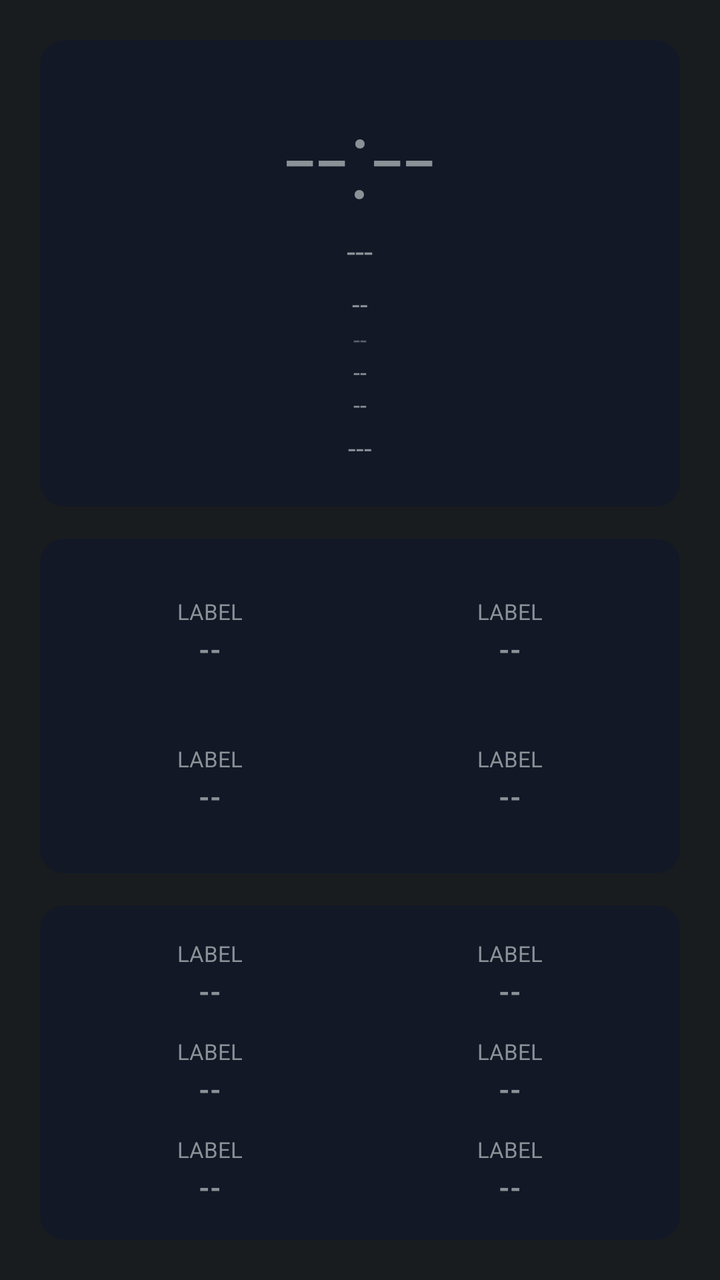
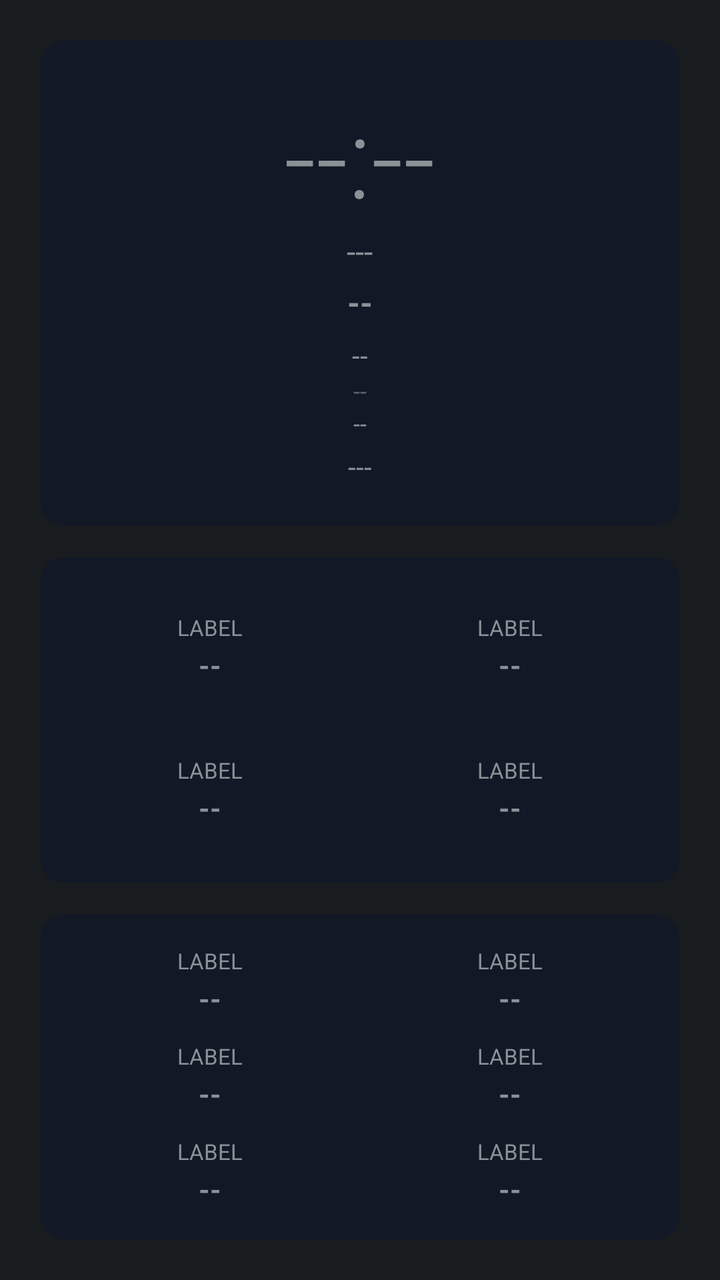

An Android layout rendered at two revisions. The XML below is the earlier revision; the diff shows what the commit changed to produce the second picture.
<!-- AndroidManifest.xml: application theme android:Theme.DeviceDefault.NoActionBar -->
<!-- res/layout/aod_layout_cascade.xml -->
<?xml version="1.0" encoding="utf-8"?>
<LinearLayout xmlns:android="http://schemas.android.com/apk/res/android"
    android:id="@+id/bg_root"
    android:layout_width="match_parent"
    android:layout_height="match_parent"
    android:orientation="vertical"
    android:padding="20dp">

    <LinearLayout
        android:id="@+id/panel_1"
        android:layout_width="match_parent"
        android:layout_height="wrap_content"
        android:background="@drawable/aod_panel_bg"
        android:orientation="vertical"
        android:gravity="center"
        android:padding="20dp">

        <TextView
            android:id="@+id/clock"
            android:layout_width="wrap_content"
            android:layout_height="wrap_content"
            android:textSize="56sp"
            android:fontFamily="sans-serif-light"
            android:text="--:--" />

        <TextView
            android:id="@+id/date"
            android:layout_width="wrap_content"
            android:layout_height="wrap_content"
            android:textSize="16sp"
            android:text="---" />

        <TextView
            android:id="@+id/health_badge"
            android:layout_width="wrap_content"
            android:layout_height="wrap_content"
            android:textSize="14sp"
            android:textAllCaps="true"
            android:layout_marginTop="6dp"
            android:text="--" />

        <TextView
            android:id="@+id/perf_badge"
            android:layout_width="wrap_content"
            android:layout_height="wrap_content"
            android:textSize="12sp"
            android:alpha="0.6"
            android:text="--" />

        <TextView
            android:id="@+id/net_type_badge"
            android:layout_width="wrap_content"
            android:layout_height="wrap_content"
            android:textSize="12sp"
            android:text="--" />

        <TextView
            android:id="@+id/akd_badge"
            android:layout_width="wrap_content"
            android:layout_height="wrap_content"
            android:textSize="12sp"
            android:text="--" />

        <TextView
            android:id="@+id/panchang"
            android:layout_width="wrap_content"
            android:layout_height="wrap_content"
            android:textSize="14sp"
            android:layout_marginTop="4dp"
            android:text="---" />

        <TextView
            android:id="@+id/muhurat_badge"
            android:layout_width="wrap_content"
            android:layout_height="wrap_content"
            android:textSize="14sp"
            android:textStyle="bold"
            android:visibility="gone"
            android:text="--" />
    </LinearLayout>

    
    <LinearLayout
        android:id="@+id/panel_2"
        android:layout_width="match_parent"
        android:layout_height="0dp"
        android:layout_weight="1"
        android:layout_marginTop="16dp"
        android:background="@drawable/aod_panel_bg"
        android:orientation="vertical"
        android:padding="10dp">

        <LinearLayout android:layout_width="match_parent" android:layout_height="0dp" android:layout_weight="1" android:orientation="horizontal">
            <include layout="@layout/aod_row_ticker" android:id="@+id/row0" android:layout_width="0dp" android:layout_height="match_parent" android:layout_weight="1" />
            <include layout="@layout/aod_row_ticker" android:id="@+id/row1" android:layout_width="0dp" android:layout_height="match_parent" android:layout_weight="1" />
        </LinearLayout>
        <LinearLayout android:layout_width="match_parent" android:layout_height="0dp" android:layout_weight="1" android:orientation="horizontal">
            <include layout="@layout/aod_row_ticker" android:id="@+id/row2" android:layout_width="0dp" android:layout_height="match_parent" android:layout_weight="1" />
            <include layout="@layout/aod_row_ticker" android:id="@+id/row3" android:layout_width="0dp" android:layout_height="match_parent" android:layout_weight="1" />
        </LinearLayout>
    </LinearLayout>

    <LinearLayout
        android:id="@+id/panel_3"
        android:layout_width="match_parent"
        android:layout_height="0dp"
        android:layout_weight="1"
        android:layout_marginTop="16dp"
        android:background="@drawable/aod_panel_bg"
        android:orientation="vertical"
        android:padding="10dp">

        <LinearLayout android:layout_width="match_parent" android:layout_height="0dp" android:layout_weight="1" android:orientation="horizontal">
            <include layout="@layout/aod_row_ticker" android:id="@+id/row4" android:layout_width="0dp" android:layout_height="match_parent" android:layout_weight="1" />
            <include layout="@layout/aod_row_ticker" android:id="@+id/row5" android:layout_width="0dp" android:layout_height="match_parent" android:layout_weight="1" />
        </LinearLayout>
        <LinearLayout android:layout_width="match_parent" android:layout_height="0dp" android:layout_weight="1" android:orientation="horizontal">
            <include layout="@layout/aod_row_ticker" android:id="@+id/row6" android:layout_width="0dp" android:layout_height="match_parent" android:layout_weight="1" />
            <include layout="@layout/aod_row_ticker" android:id="@+id/row7" android:layout_width="0dp" android:layout_height="match_parent" android:layout_weight="1" />
        </LinearLayout>
        <LinearLayout android:layout_width="match_parent" android:layout_height="0dp" android:layout_weight="1" android:orientation="horizontal">
            <include layout="@layout/aod_row_ticker" android:id="@+id/row8" android:layout_width="0dp" android:layout_height="match_parent" android:layout_weight="1" />
            <include layout="@layout/aod_row_ticker" android:id="@+id/row9" android:layout_width="0dp" android:layout_height="match_parent" android:layout_weight="1" />
        </LinearLayout>
    </LinearLayout>

</LinearLayout>
<!-- res/layout/aod_row_ticker.xml (included above) -->
<?xml version="1.0" encoding="utf-8"?>
<LinearLayout xmlns:android="http://schemas.android.com/apk/res/android"
    android:layout_width="wrap_content"
    android:layout_height="wrap_content"
    android:layout_margin="4dp"
    android:orientation="vertical"
    android:gravity="center">

    
    <TextView
        android:id="@+id/stat_label"
        android:layout_width="match_parent"
        android:layout_height="wrap_content"
        android:gravity="center_horizontal"
        android:textSize="11sp"
        android:textAllCaps="true"
        android:maxLines="2"
        android:text="Label" />

    <TextView
        android:id="@+id/stat_value"
        android:layout_width="match_parent"
        android:layout_height="wrap_content"
        android:layout_marginTop="2dp"
        android:gravity="center_horizontal"
        android:textStyle="bold"
        android:maxLines="1"
        android:autoSizeTextType="uniform"
        android:autoSizeMinTextSize="10sp"
        android:autoSizeMaxTextSize="20sp"
        android:autoSizeStepGranularity="1sp"
        android:text="--" />

</LinearLayout>
<!-- resources referenced by this layout -->
<resources>
  <!-- drawable aod_panel_bg (drawable) -->
  <?xml version="1.0" encoding="utf-8"?>
  <shape xmlns:android="http://schemas.android.com/apk/res/android">
      <solid android:color="#121826" />
      <corners android:radius="12dp" />
  </shape>
</resources>

<!-- the commit's change to res/layout/aod_layout_cascade.xml (unified diff, before → after) -->
@@ -29,6 +29,7 @@
             android:layout_height="wrap_content"
             android:textSize="16sp"
             android:text="---" />
+<TextView android:id="@+id/akd_badge" android:layout_width="wrap_content" android:layout_height="wrap_content" android:layout_marginTop="4dp" android:textSize="16sp" android:textStyle="bold" android:text="--" />
 
         <TextView
             android:id="@+id/health_badge"
@@ -49,13 +50,6 @@
 
         <TextView
             android:id="@+id/net_type_badge"
-            android:layout_width="wrap_content"
-            android:layout_height="wrap_content"
-            android:textSize="12sp"
-            android:text="--" />
-
-        <TextView
-            android:id="@+id/akd_badge"
             android:layout_width="wrap_content"
             android:layout_height="wrap_content"
             android:textSize="12sp"
